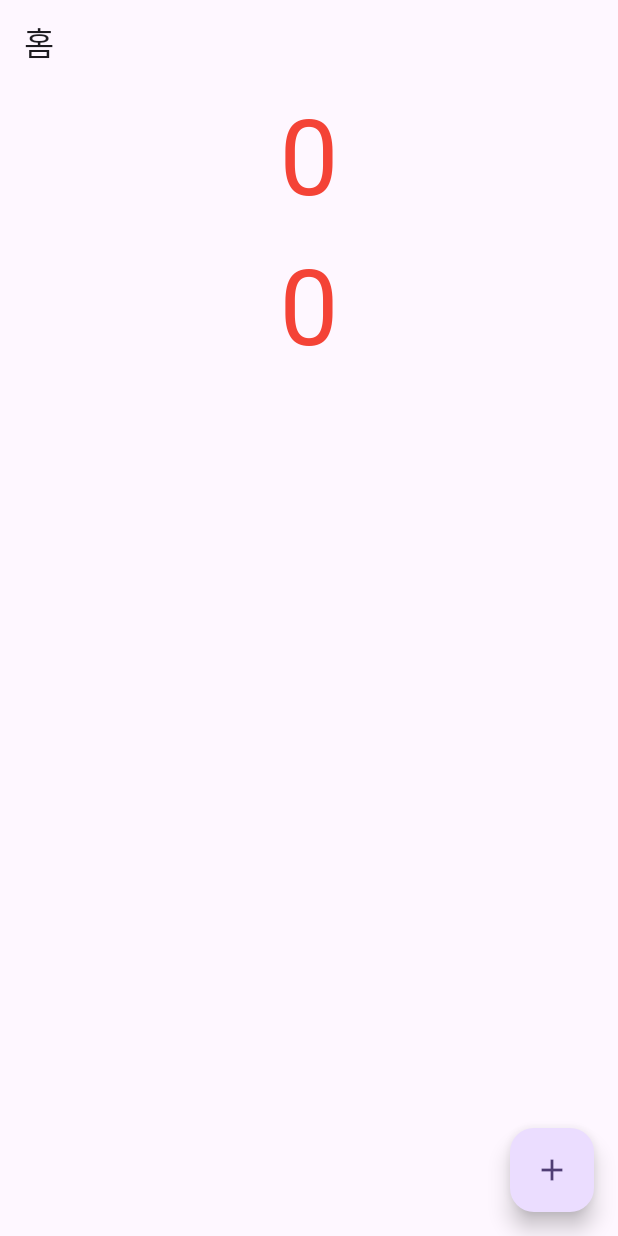
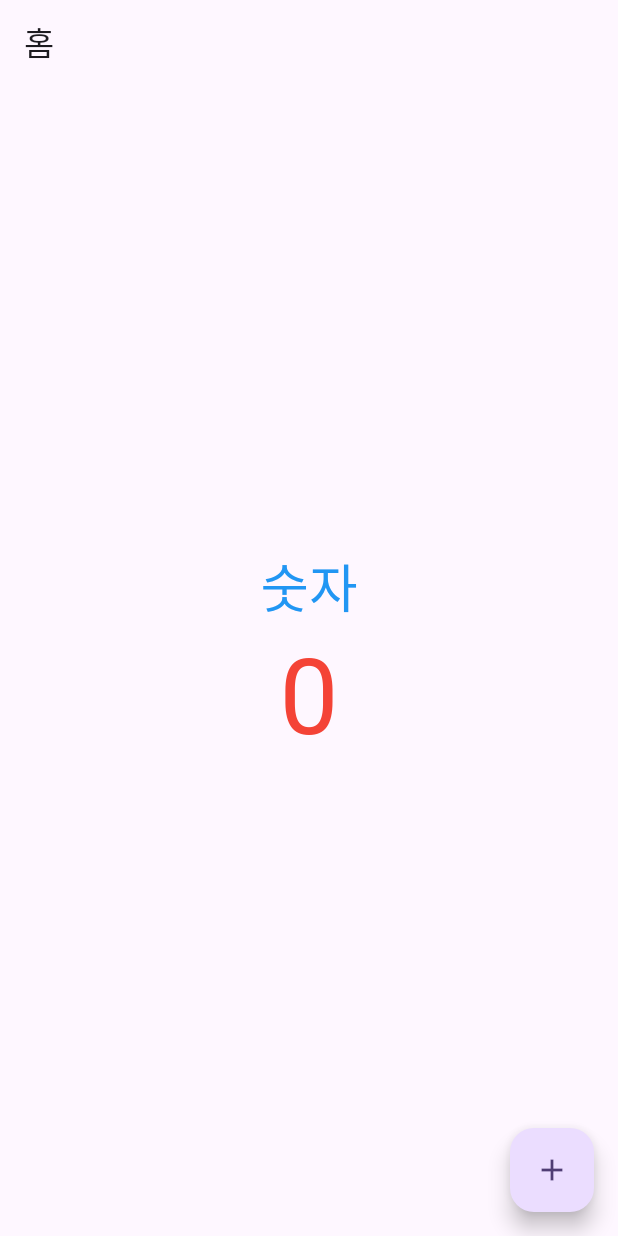
Before and after one commit to kimlg2/flutter_first, a Flutter app: the screen it shows after launch, on a phone screen of 412 x 824 dp. Run offline on Flutter 3.47's test engine with Material 3 defaults, Android fonts, the phone set to English and light mode, and no system bars.

Commit message:
Column,Row,mainAxusAlignment 중앙 정렬

```diff
--- a/lib/main.dart
+++ b/lib/main.dart
@@ -42,12 +42,13 @@ class _MyHomePageState extends State<MyHomePage> {
       body: Center(
 
         child: Column(
+          mainAxisAlignment: MainAxisAlignment.center,
           children: [
           Text(
-              '$count',
+              '숫자',
               style: TextStyle(
-                color: Colors.red,
-                fontSize: 70,
+                color: Colors.blue,
+                fontSize: 35,
         ),
           ),
             Text(
```
